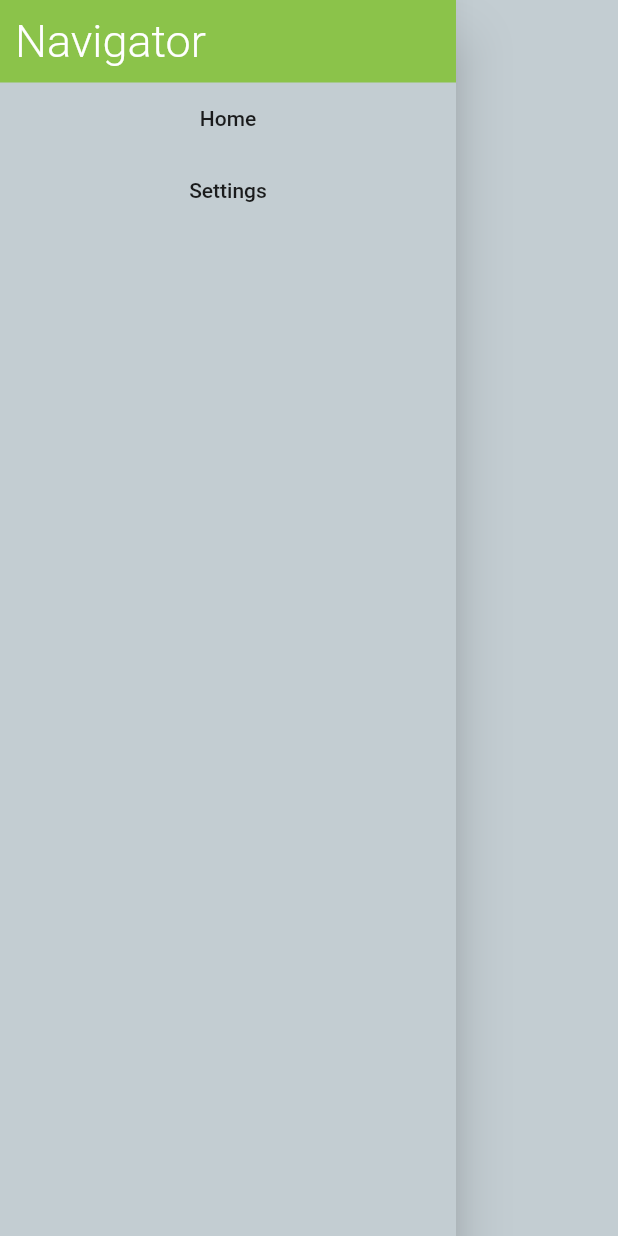
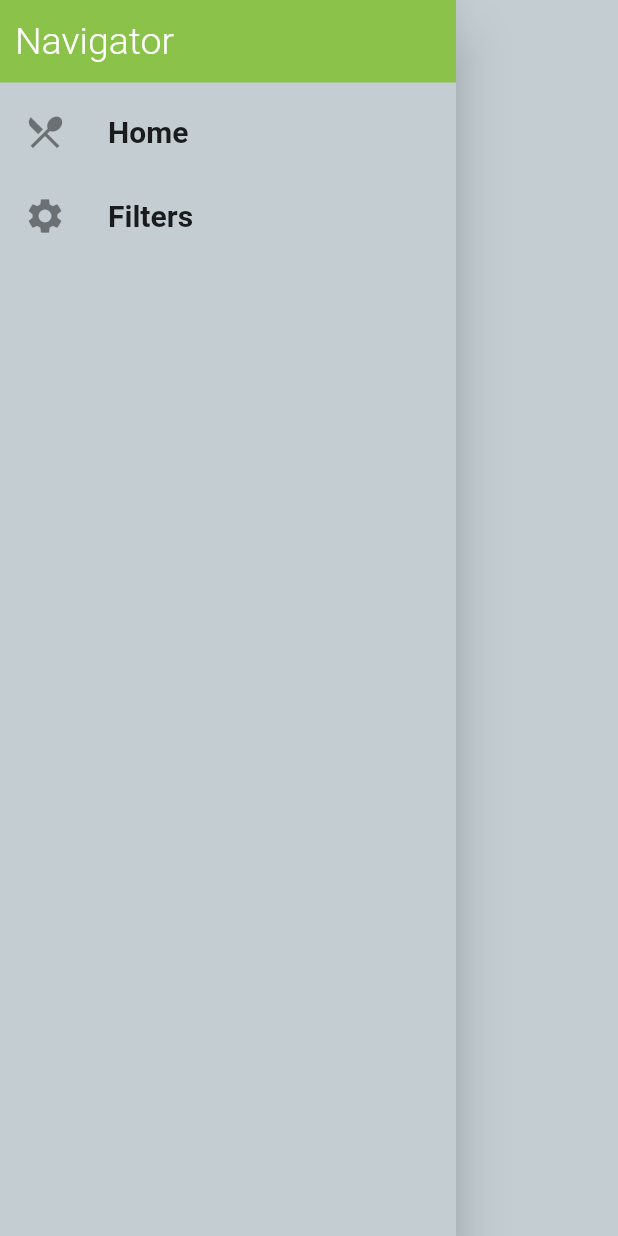
Before and after one commit to shimonster/Meals-App, a Flutter app: the DrawerDisplay widget shown alone on an empty page, opened directly, on a phone screen of 412 x 824 dp. Run offline on Flutter 3.47's test engine with Material 2 defaults, Android fonts, the phone set to English and light mode, and no system bars; Roboto replaces fonts that are missing (Raleway).

```diff
--- a/lib/main.dart
+++ b/lib/main.dart
@@ -1,7 +1,7 @@
 import 'package:flutter/material.dart';
 
+import './screens/filters_screen.dart';
 import './screens/meals_screen.dart';
-import './screens/categories_screen.dart';
 import './screens/meal_details_screen.dart';
 import './screens/tabs_screen.dart';
 
@@ -54,9 +54,10 @@ class MyApp extends StatelessWidget {
         '/': (ctx) => TabsScreen(),
         MealsScreen.screenRoute: (ctx) => MealsScreen(),
         MealDetailsScreen.screenRoute: (ctx) => MealDetailsScreen(),
+        FiltersScreen.screenRoute: (ctx) => FiltersScreen(),
       },
       onUnknownRoute: (settings) {
-        return MaterialPageRoute(builder: (ctx) => CategoriesScreen());
+        return MaterialPageRoute(builder: (ctx) => TabsScreen());
       },
     );
   }
--- a/lib/widgets/category_display.dart
+++ b/lib/widgets/category_display.dart
@@ -12,7 +12,7 @@ class CategoryDisplay extends StatelessWidget {
   void _selectCategory(BuildContext ctx) {
     Navigator.of(ctx).pushNamed(
       MealsScreen.screenRoute,
-      arguments: {'id': id, 'title': title, 'color': color},
+      arguments: {'id': id, 'category title': title, 'color': color},
     );
   }
 
--- a/lib/widgets/drawer_display.dart
+++ b/lib/widgets/drawer_display.dart
@@ -1,6 +1,23 @@
 import 'package:flutter/material.dart';
 
+import '../screens/filters_screen.dart';
+
 class DrawerDisplay extends StatelessWidget {
+  Widget buildListTile (String text, IconData icon, Function screenChange) {
+    return ListTile(
+      onTap: screenChange,
+      leading: Icon(icon, size: 28,),
+      title: Text(
+        text,
+        style: TextStyle(
+          fontWeight: FontWeight.bold,
+          fontSize: 20,
+        ),
+      ),
+    );
+  }
+
+
   @override
   Widget build(BuildContext context) {
     return Drawer(
@@ -10,34 +27,20 @@ class DrawerDisplay extends StatelessWidget {
             height: 55 + MediaQuery.of(context).padding.top,
             width: double.infinity,
             color: Theme.of(context).primaryColor,
-            child: Container(
-              margin: EdgeInsets.only(top: MediaQuery.of(context).padding.top + 10, left: 10),
-              child: Text(
-                'Navigator',
-                style: TextStyle(
+            alignment: Alignment.centerLeft,
+            padding: EdgeInsets.only(
+                top: MediaQuery.of(context).padding.top, left: 10),
+            child: Text(
+              'Navigator',
+              style: TextStyle(
                   color: Colors.white,
-                  fontSize: 30,
-                  fontWeight: FontWeight.w300
-                ),
-              ),
+                  fontSize: 25,
+                  fontWeight: FontWeight.w300),
             ),
           ),
-          Container(
-            margin: EdgeInsets.symmetric(horizontal: 20),
-            width: double.infinity,
-            child: FlatButton(
-              child: Text('Home'),
-              onPressed: () {},
-            ),
-          ),
-          Container(
-            margin: EdgeInsets.symmetric(horizontal: 20),
-            width: double.infinity,
-            child: FlatButton(
-              child: Text('Settings'),
-              onPressed: () {},
-            ),
-          )
+          SizedBox(height: 5,),
+          buildListTile('Home', Icons.restaurant_menu, () {Navigator.of(context).pushReplacementNamed('/');}),
+          buildListTile('Filters', Icons.settings, () {Navigator.of(context).pushNamed(FiltersScreen.screenRoute);}),
         ],
       ),
     );
```
Also changed, not shown: lib/screens/filters_screen.dart (added, +87 -0 lines), lib/screens/meal_details_screen.dart (+18 -3 lines), lib/screens/meals_screen.dart (+31 -12 lines), lib/widgets/meal_display.dart (+8 -2 lines).
